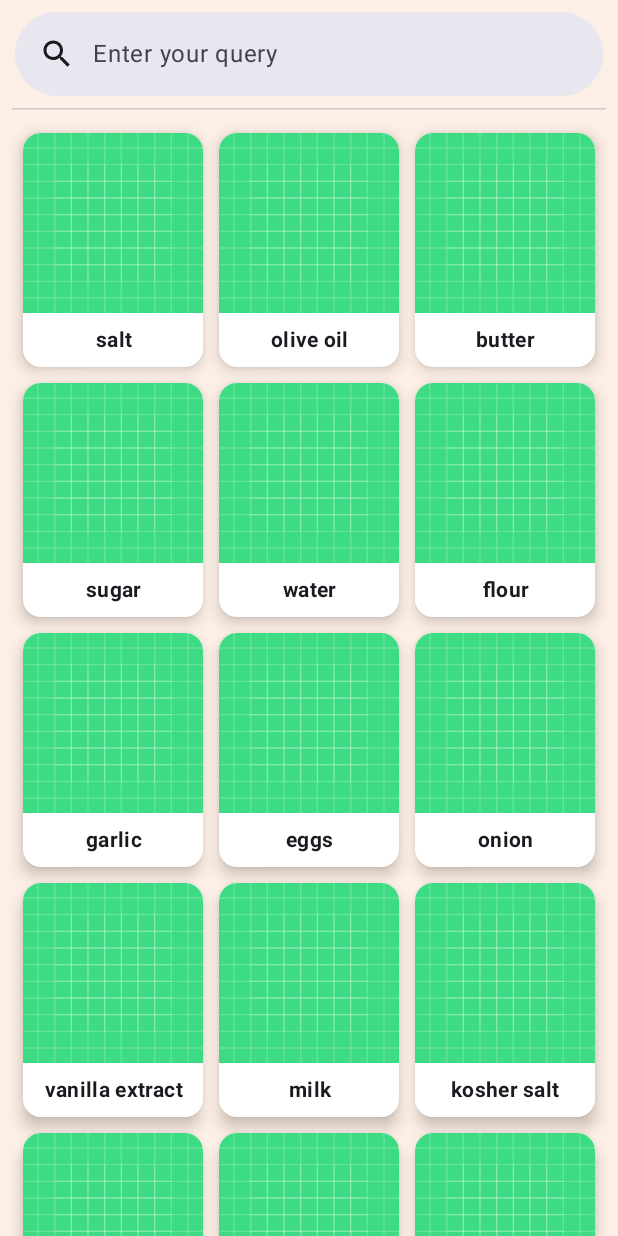
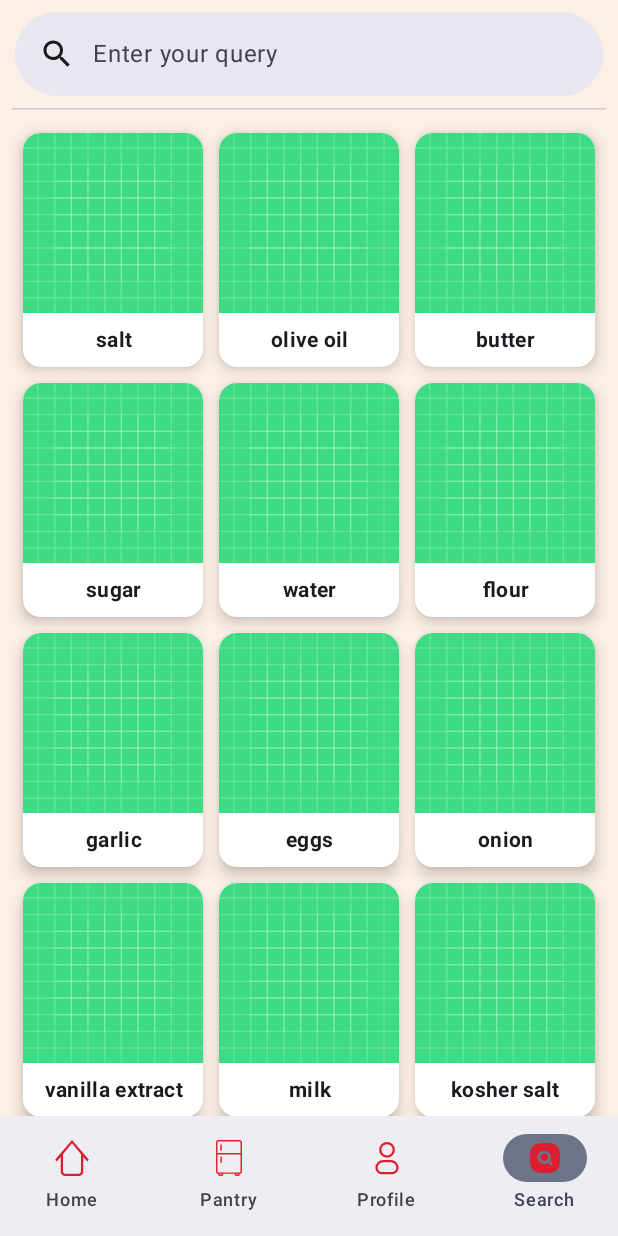
Before and after one commit to Belfagor99/Sous-Chef, an Android app built with Jetpack Compose: the SearchIngredientScreen screen opened through its navigation route, on a phone screen of 412 x 824 dp. Run offline under Robolectric (Android 15) with nearby library versions, the phone set to English and light mode, and no system bars; our stand-ins replace Dagger/Hilt's generated code, Firebase (no records; nobody signed in at launch, a user with empty details on screens opened directly), livedata-compose.

Commit message:
add "AddIngredientToPantry" functionality
link SearchIngredientScreen to the home navigation bar

```diff
--- a/app/src/main/java/eu/mobcomputing/dima/registration/components/NavigationBarComponents.kt
+++ b/app/src/main/java/eu/mobcomputing/dima/registration/components/NavigationBarComponents.kt
@@ -6,16 +6,17 @@ import androidx.compose.foundation.layout.PaddingValues
 import androidx.compose.foundation.layout.fillMaxSize
 import androidx.compose.foundation.layout.padding
 import androidx.compose.foundation.layout.size
-//noinspection UsingMaterialAndMaterial3Libraries
-import androidx.compose.material3.Scaffold
+import androidx.compose.material3.MaterialTheme
 import androidx.compose.material3.Text
 import androidx.compose.material3.NavigationBar
 import androidx.compose.material3.NavigationBarItem
 import androidx.compose.runtime.Composable
 import androidx.compose.ui.Modifier
 import androidx.compose.ui.res.painterResource
+import androidx.compose.ui.tooling.preview.Preview
 import androidx.compose.ui.unit.dp
 import androidx.navigation.NavController
+import androidx.navigation.compose.rememberNavController
 import eu.mobcomputing.dima.registration.R
 import eu.mobcomputing.dima.registration.viewmodels.BottomNavigationItem
 import eu.mobcomputing.dima.registration.navigation.Screen
@@ -39,13 +40,22 @@ fun NavigationBarComponent(
     items: List<BottomNavigationItem> = getBottomNavigationItems(),
     selectedItemIndex: Int
 ) {
-    Scaffold(
-        bottomBar = {
+//    Scaffold(
+//        bottomBar = {
             NavigationBar {
                 items.forEachIndexed { index, bottomNavigationItem ->
                     NavigationBarItem(
                         selected = selectedItemIndex == index,
-                        onClick = { navController.navigate(bottomNavigationItem.screen.route) },
+                        onClick = {
+                            navController.navigate(bottomNavigationItem.screen.route) {
+                                navController.graph.startDestinationRoute?.let { screenRoute ->
+                                    popUpTo(screenRoute) {
+                                        saveState = true
+                                    }
+                                }
+                                launchSingleTop = true
+                            }
+                        },
                         label = {
                             Text(bottomNavigationItem.title)
                         },
@@ -69,12 +79,11 @@ fun NavigationBarComponent(
                     )
                 }
             }
-        }
-    )
-    { it ->
-        ScreenContent(innerPadding = it)
-
-    }
+//        }
+//    )
+//    { it ->
+//        ScreenContent(innerPadding = it)
+//    }
 }
 
 /**
@@ -108,7 +117,7 @@ private fun getBottomNavigationItems(): List<BottomNavigationItem> {
             title = "Search",
             selectedIcon = R.drawable.search_selected,
             unselectedIcon = R.drawable.search_not_selected,
-            screen = Screen.Search
+            screen = Screen.SearchIngredientScreen
         )
     )
 }
@@ -122,7 +131,7 @@ private fun getBottomNavigationItems(): List<BottomNavigationItem> {
  * @param innerPadding The PaddingValues applied to the inner content, useful for applying padding to content components.
  *
  */
-@Composable
+/*@Composable
 fun ScreenContent(innerPadding: PaddingValues) {
     Box(
         modifier = Modifier
@@ -131,4 +140,13 @@ fun ScreenContent(innerPadding: PaddingValues) {
     ) {
         // there would be content of the screen with bottom navigation
     }
+}*/
+
+@Preview
+@Composable
+fun NavigationBarPreview() {
+    MaterialTheme {
+        NavigationBarComponent(navController = rememberNavController(),
+            getBottomNavigationItems(),1)
+    }
 }
--- a/app/src/main/java/eu/mobcomputing/dima/registration/models/Ingredient.kt
+++ b/app/src/main/java/eu/mobcomputing/dima/registration/models/Ingredient.kt
@@ -29,6 +29,6 @@ data class Ingredient (
     @SerializedName("amount") val amount: Double = 0.0,
     @SerializedName("unit") val unit: String = "",
     @SerializedName("consistency") val consistency: String = "",
-    @SerializedName("expiring_date") val expiringDate: Date ?= null,
-    @SerializedName("user_quantity") val userQuantity: Int = 0,
+    @SerializedName("expiring_date") var expiringDate: Date ?= null,
+    @SerializedName("user_quantity") var userQuantity: Int = 0,
 )
--- a/app/src/main/java/eu/mobcomputing/dima/registration/models/User.kt
+++ b/app/src/main/java/eu/mobcomputing/dima/registration/models/User.kt
@@ -6,5 +6,7 @@ data class User(
     var lastName: String = "",
     var email: String = "",
     var dietType: DietType = DietType.NORMAL,
-    var allergies: List<Allergen> = emptyList()
+    var allergies: List<Allergen> = emptyList(),
+
+    var ingredientsInPantry : List<Ingredient> = emptyList(),
 )
--- a/app/src/main/java/eu/mobcomputing/dima/registration/screens/HomeScreen.kt
+++ b/app/src/main/java/eu/mobcomputing/dima/registration/screens/HomeScreen.kt
@@ -4,14 +4,12 @@ import androidx.compose.foundation.background
 import androidx.compose.foundation.layout.Arrangement
 import androidx.compose.foundation.layout.Column
 import androidx.compose.foundation.layout.fillMaxSize
-import androidx.compose.foundation.layout.padding
 import androidx.compose.material3.Surface
 import androidx.compose.runtime.Composable
 import androidx.compose.ui.Modifier
 import androidx.compose.ui.res.colorResource
 import androidx.compose.ui.res.stringResource
 import androidx.compose.ui.tooling.preview.Preview
-import androidx.compose.ui.unit.dp
 import androidx.lifecycle.viewmodel.compose.viewModel
 import androidx.navigation.NavController
 import androidx.navigation.compose.rememberNavController
@@ -37,7 +35,7 @@ fun HomeScreen(
         modifier = Modifier
             .fillMaxSize()
             .background(colorResource(id = R.color.pink_50))
-            .padding(18.dp)
+
     ) {
         Column(
             modifier = Modifier.fillMaxSize(),
--- a/app/src/main/java/eu/mobcomputing/dima/registration/screens/PantryScreen.kt
+++ b/app/src/main/java/eu/mobcomputing/dima/registration/screens/PantryScreen.kt
@@ -4,13 +4,11 @@ import androidx.compose.foundation.background
 import androidx.compose.foundation.layout.Arrangement
 import androidx.compose.foundation.layout.Column
 import androidx.compose.foundation.layout.fillMaxSize
-import androidx.compose.foundation.layout.padding
-import androidx.compose.material.Surface
+import androidx.compose.material3.Surface
 import androidx.compose.runtime.Composable
 import androidx.compose.ui.Modifier
 import androidx.compose.ui.res.colorResource
 import androidx.compose.ui.tooling.preview.Preview
-import androidx.compose.ui.unit.dp
 import androidx.navigation.NavController
 import androidx.navigation.compose.rememberNavController
 import eu.mobcomputing.dima.registration.R
@@ -30,7 +28,6 @@ fun PantryScreen(navController: NavController) {
         modifier = Modifier
             .fillMaxSize()
             .background(colorResource(id = R.color.pink_50))
-            .padding(18.dp)
     ) {
         Column(
             modifier = Modifier.fillMaxSize(),
--- a/app/src/main/java/eu/mobcomputing/dima/registration/screens/ProfileScreen.kt
+++ b/app/src/main/java/eu/mobcomputing/dima/registration/screens/ProfileScreen.kt
@@ -4,13 +4,11 @@ import androidx.compose.foundation.background
 import androidx.compose.foundation.layout.Arrangement
 import androidx.compose.foundation.layout.Column
 import androidx.compose.foundation.layout.fillMaxSize
-import androidx.compose.foundation.layout.padding
-import androidx.compose.material.Surface
+import androidx.compose.material3.Surface
 import androidx.compose.runtime.Composable
 import androidx.compose.ui.Modifier
 import androidx.compose.ui.res.colorResource
 import androidx.compose.ui.tooling.preview.Preview
-import androidx.compose.ui.unit.dp
 import androidx.navigation.NavController
 import androidx.navigation.compose.rememberNavController
 import eu.mobcomputing.dima.registration.R
@@ -29,7 +27,6 @@ fun ProfileScreen(navController: NavController,){
         modifier = Modifier
             .fillMaxSize()
             .background(colorResource(id = R.color.pink_50))
-            .padding(18.dp)
     ) {
         Column(
             modifier = Modifier.fillMaxSize(),
--- a/app/src/main/java/eu/mobcomputing/dima/registration/screens/SearchIngredientScreen.kt
+++ b/app/src/main/java/eu/mobcomputing/dima/registration/screens/SearchIngredientScreen.kt
@@ -2,6 +2,7 @@ package eu.mobcomputing.dima.registration.screens
 
 import androidx.compose.foundation.background
 import androidx.compose.foundation.layout.Arrangement
+import androidx.compose.foundation.layout.Box
 import androidx.compose.foundation.layout.Column
 import androidx.compose.foundation.layout.fillMaxSize
 import androidx.compose.foundation.layout.padding
@@ -26,6 +27,7 @@ import androidx.hilt.navigation.compose.hiltViewModel
 import androidx.navigation.NavController
 import androidx.navigation.compose.rememberNavController
 import eu.mobcomputing.dima.registration.components.HeaderTextComponent
+import eu.mobcomputing.dima.registration.components.NavigationBarComponent
 
 /**
  * Composable function representing the screen for searching and displaying a list of ingredients.
@@ -58,8 +60,7 @@ fun SearchIngredientScreen(
         Column(
             modifier = Modifier.fillMaxSize(),
             verticalArrangement = Arrangement.SpaceBetween
-        ){
-
+        ) {
 
             SearchBar(
                 viewModel = viewModel,
@@ -78,11 +79,12 @@ fun SearchIngredientScreen(
                 ), thickness = 1.dp, color = Color.LightGray
             )
 
+            Box(modifier = Modifier.weight(weight = 1f, fill = false)) {
                 ingredientsList.value?.let {
-                if (it.isNotEmpty()){
+                    if (it.isNotEmpty()) {
                         //populate grid if ingredients found
-                    IngredientVerticalGrid(ingredients = it,navController)
-                }else {
+                        IngredientVerticalGrid(ingredients = it, navController)
+                    } else {
 
                         // Ingredients not found
                         Column(
@@ -99,9 +101,14 @@ fun SearchIngredientScreen(
 
                 }
             }
+
+            NavigationBarComponent(
+                navController = navController,
+                selectedItemIndex = 3
+            )
         }
     }
-
+}
 
 
 @Preview
--- a/app/src/main/java/eu/mobcomputing/dima/registration/screens/SearchScreen.kt
+++ b/app/src/main/java/eu/mobcomputing/dima/registration/screens/SearchScreen.kt
@@ -4,13 +4,11 @@ import androidx.compose.foundation.background
 import androidx.compose.foundation.layout.Arrangement
 import androidx.compose.foundation.layout.Column
 import androidx.compose.foundation.layout.fillMaxSize
-import androidx.compose.foundation.layout.padding
-import androidx.compose.material.Surface
+import androidx.compose.material3.Surface
 import androidx.compose.runtime.Composable
 import androidx.compose.ui.Modifier
 import androidx.compose.ui.res.colorResource
 import androidx.compose.ui.tooling.preview.Preview
-import androidx.compose.ui.unit.dp
 import androidx.navigation.NavController
 import androidx.navigation.compose.rememberNavController
 import eu.mobcomputing.dima.registration.R
@@ -30,7 +28,7 @@ fun SearchScreen(navController: NavController) {
         modifier = Modifier
            .fillMaxSize()
            .background(colorResource(id = R.color.pink_50))
-           .padding(18.dp)
+
     ) {
         Column(
             modifier = Modifier.fillMaxSize(),
```
Also changed, not shown: app/src/main/java/eu/mobcomputing/dima/registration/screens/AddIngredientToPantryScreen.kt (+38 -3 lines), app/src/main/java/eu/mobcomputing/dima/registration/viewmodels/AddIngredientToPantryViewModel.java (deleted, +0 -7 lines), app/src/main/java/eu/mobcomputing/dima/registration/viewmodels/AddIngredientToPantryViewModel.kt (added, +99 -0 lines). Lines whose indentation alone changed are shown as unchanged.
